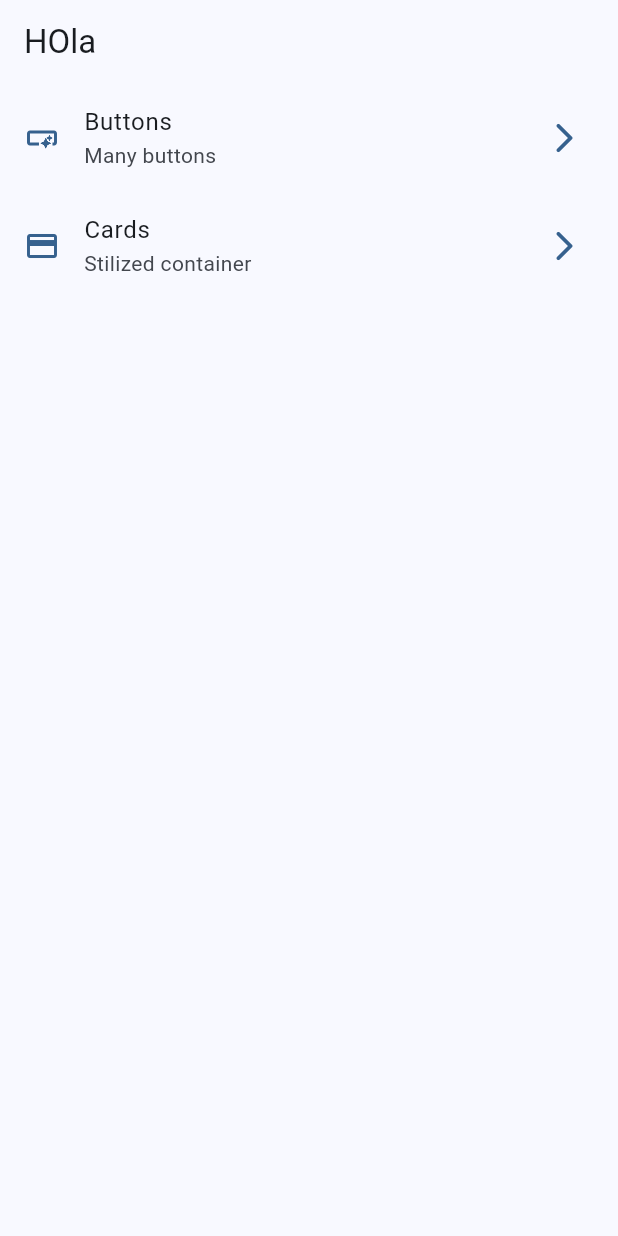
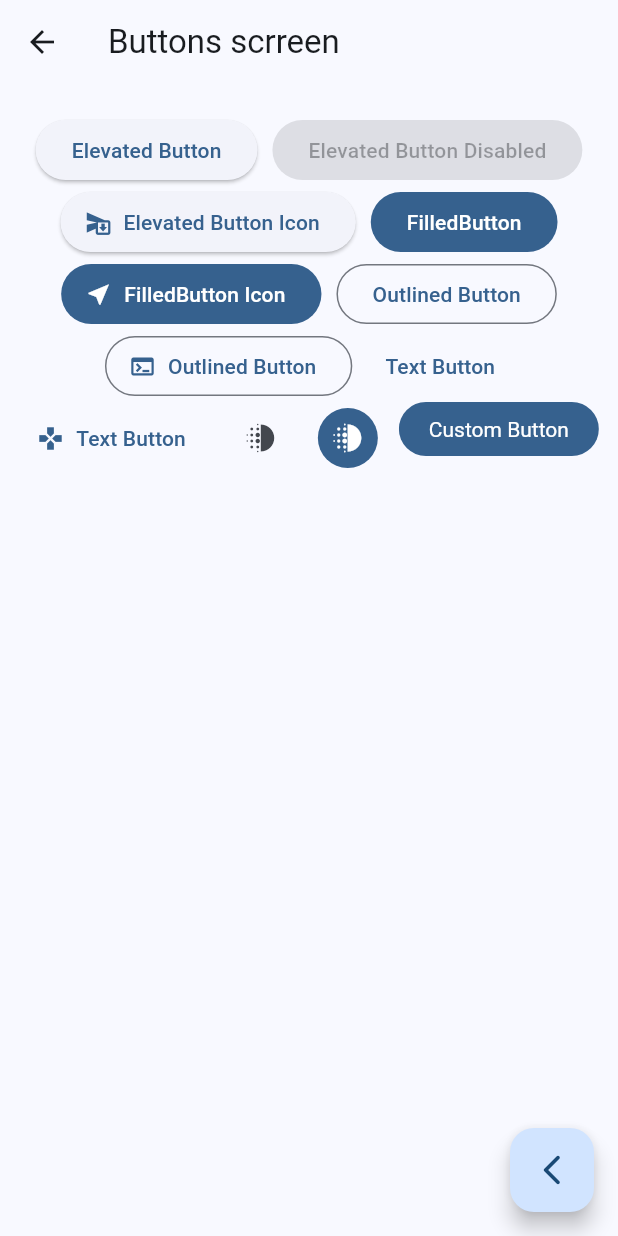
Before and after one commit to StiveenDavidBolanos/StiveenDavidBolanos, a Flutter app: the screen it shows after launch, after a tap on "Buttons", on a phone screen of 412 x 824 dp. Run offline on Flutter 3.47's test engine with Material 3 defaults, Android fonts, the phone set to English and light mode, and no system bars; our stand-ins replace go_router.

Commit message:
Screen buttons finished

```diff
--- a/lib/config/menu/menu_items.dart
+++ b/lib/config/menu/menu_items.dart
@@ -22,6 +22,6 @@ List<MenuItems> appMenuItems = [
   const MenuItems(
       title: 'Cards',
       subtitle: 'Stilized container',
-      url: '/card',
+      url: '/cards',
       icon: Icons.credit_card)
 ];
--- /dev/null
+++ b/lib/config/router/app_router.dart
@@ -0,0 +1,25 @@
+import 'package:go_router/go_router.dart';
+
+import '../../presentation/screens/screens.dart';
+
+// GoRouter configuration
+final router = GoRouter(
+  initialLocation: '/',
+  routes: [
+    GoRoute(
+      path: '/',
+      name: HomeScreen.name,
+      builder: (context, state) => const HomeScreen(),
+    ),
+    GoRoute(
+      path: '/cards',
+      name: CardsScreen.name,
+      builder: (context, state) => const CardsScreen(),
+    ),
+    GoRoute(
+      path: '/buttons',
+      name: ButtonsScreen.name,
+      builder: (context, state) => const ButtonsScreen(),
+    ),
+  ],
+);
--- a/lib/main.dart
+++ b/lib/main.dart
@@ -1,6 +1,6 @@
 import 'package:flutter/material.dart';
+import 'package:widgets_app/config/router/app_router.dart';
 import 'package:widgets_app/config/theme/app_theme.dart';
-import 'package:widgets_app/presentation/screens/home/home_screen.dart';
 
 void main() {
   runApp(const MainApp());
@@ -11,9 +11,10 @@ class MainApp extends StatelessWidget {
 
   @override
   Widget build(BuildContext context) {
-    return MaterialApp(
-        theme: AppTheme(selectedColor: 0).getTheme(),
-        debugShowCheckedModeBanner: false,
-        home: const HomeScreen());
+    return MaterialApp.router(
+      routerConfig: router,
+      theme: AppTheme(selectedColor: 0).getTheme(),
+      debugShowCheckedModeBanner: false,
+    );
   }
 }
--- /dev/null
+++ b/lib/presentation/screens/buttons/buttons_screen.dart
@@ -0,0 +1,105 @@
+import 'package:flutter/material.dart';
+import 'package:go_router/go_router.dart';
+
+class ButtonsScreen extends StatelessWidget {
+  static const String name = 'buttons_screen';
+  const ButtonsScreen({super.key});
+
+  @override
+  Widget build(BuildContext context) {
+    return Scaffold(
+      appBar: AppBar(
+        title: const Text('Buttons scrreen'),
+      ),
+      body: const _ButtonsView(),
+      floatingActionButton: FloatingActionButton(
+        child: const Icon(Icons.arrow_back_ios_new_rounded),
+        onPressed: () {
+          context.pop();
+        },
+      ),
+    );
+  }
+}
+
+class _ButtonsView extends StatelessWidget {
+  const _ButtonsView();
+
+  @override
+  Widget build(BuildContext context) {
+    final colors = Theme.of(context).colorScheme;
+
+    return SizedBox(
+      width: double.infinity,
+      child: Padding(
+        padding: const EdgeInsets.symmetric(horizontal: 10, vertical: 20),
+        child: Wrap(
+          alignment: WrapAlignment.center,
+          spacing: 10,
+          children: [
+            ElevatedButton(
+                onPressed: () {}, child: const Text('Elevated Button')),
+            const ElevatedButton(
+                onPressed: null, child: Text('Elevated Button Disabled')),
+            ElevatedButton.icon(
+                icon: const Icon(Icons.send_and_archive),
+                onPressed: () {},
+                label: const Text('Elevated Button Icon')),
+            FilledButton(onPressed: () {}, child: const Text('FilledButton')),
+            FilledButton.icon(
+                icon: const Icon(Icons.near_me),
+                onPressed: () {},
+                label: const Text('FilledButton Icon')),
+            OutlinedButton(
+                onPressed: () {}, child: const Text('Outlined Button')),
+            OutlinedButton.icon(
+                icon: const Icon(Icons.terminal),
+                onPressed: () {},
+                label: const Text('Outlined Button')),
+            TextButton(onPressed: () {}, child: const Text('Text Button')),
+            TextButton.icon(
+                onPressed: () {},
+                icon: const Icon(Icons.gamepad),
+                label: const Text('Text Button')),
+            IconButton(onPressed: () {}, icon: const Icon(Icons.deblur)),
+            IconButton(
+                style: ButtonStyle(
+                    backgroundColor: WidgetStatePropertyAll(colors.primary),
+                    iconColor: const WidgetStatePropertyAll(Colors.white)),
+                onPressed: () {},
+                icon: const Icon(Icons.deblur)),
+            const CustomButton()
+          ],
+        ),
+      ),
+    );
+  }
+}
+
+class CustomButton extends StatefulWidget {
+  const CustomButton({super.key});
+
+  @override
+  State<CustomButton> createState() => _CustomButtonState();
+}
+
+class _CustomButtonState extends State<CustomButton> {
+  @override
+  Widget build(BuildContext context) {
+    final colors = Theme.of(context).colorScheme;
+
+    return ClipRRect(
+      borderRadius: BorderRadius.circular(20),
+      child: Material(
+        textStyle: TextStyle(color: Colors.white),
+        color: colors.primary,
+        child: InkWell(
+          onTap: () {},
+          child: Padding(
+              padding: EdgeInsets.symmetric(horizontal: 20, vertical: 10),
+              child: Text('Custom Button')),
+        ),
+      ),
+    );
+  }
+}
--- /dev/null
+++ b/lib/presentation/screens/card/cards_screen.dart
@@ -0,0 +1,16 @@
+import 'package:flutter/material.dart';
+
+class CardsScreen extends StatelessWidget {
+  static const String name = 'cars_screen';
+  const CardsScreen({super.key});
+
+  @override
+  Widget build(BuildContext context) {
+    return Scaffold(
+      appBar: AppBar(
+        title: const Text('Cards scrreen'),
+      ),
+      body: const Placeholder(),
+    );
+  }
+}
--- a/lib/presentation/screens/home/home_screen.dart
+++ b/lib/presentation/screens/home/home_screen.dart
@@ -1,7 +1,9 @@
 import 'package:flutter/material.dart';
+import 'package:go_router/go_router.dart';
 import 'package:widgets_app/config/menu/menu_items.dart';
 
 class HomeScreen extends StatelessWidget {
+  static const String name = 'home_screen';
   const HomeScreen({super.key});
 
   @override
@@ -48,7 +50,9 @@ class _CustomListTile extends StatelessWidget {
       leading: Icon(item.icon),
       title: Text(item.title),
       subtitle: Text(item.subtitle),
-      onTap: () {},
+      onTap: () {
+        context.push(item.url);
+      },
     );
   }
 }
--- /dev/null
+++ b/lib/presentation/screens/screens.dart
@@ -0,0 +1,3 @@
+export 'package:widgets_app/presentation/screens/buttons/buttons_screen.dart';
+export 'package:widgets_app/presentation/screens/card/cards_screen.dart';
+export 'package:widgets_app/presentation/screens/home/home_screen.dart';
--- a/pubspec.yaml
+++ b/pubspec.yaml
@@ -9,11 +9,12 @@ environment:
 dependencies:
   flutter:
     sdk: flutter
+  go_router: ^14.2.7
 
 dev_dependencies:
+  flutter_lints: ^4.0.0
   flutter_test:
     sdk: flutter
-  flutter_lints: ^4.0.0
 
 flutter:
   uses-material-design: true
```
Also changed, not shown: pubspec.lock.
